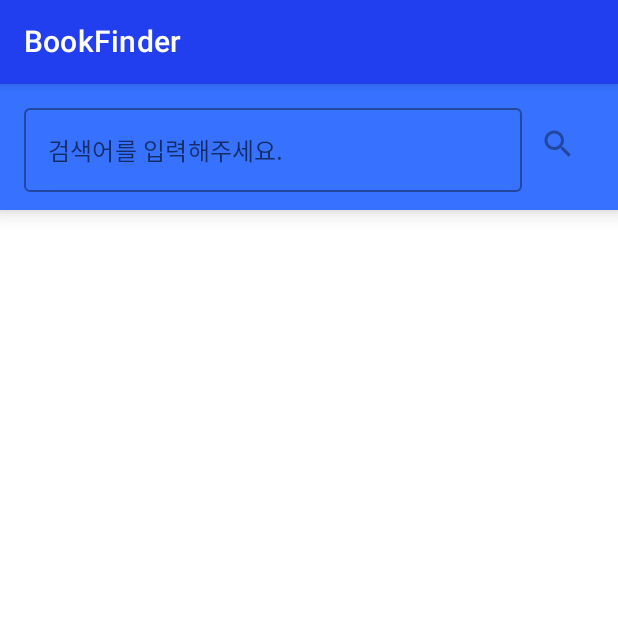
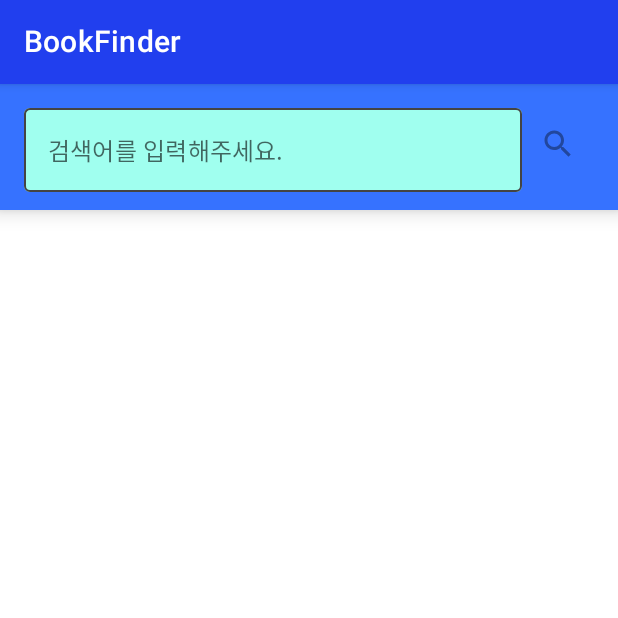
Before and after one commit to dalinaum/BookFinder, an Android app built with Jetpack Compose: the screen it shows after launch (MainActivity), on a phone screen of 412 x 824 dp, the top half of it. Run offline under Robolectric (Android 15) with nearby library versions, the phone set to English and light mode, and no system bars; our stand-ins replace Dagger/Hilt's generated code; pictures from the network do not load.

Commit message:
엔터 키 처리를 하게 하고 색상을 변경

```diff
--- a/app/src/main/java/io/github/dalinaum/bookfinder/screen/composable/SearchField.kt
+++ b/app/src/main/java/io/github/dalinaum/bookfinder/screen/composable/SearchField.kt
@@ -1,5 +1,6 @@
 package io.github.dalinaum.bookfinder.screen.composable
 
+import android.view.KeyEvent
 import androidx.compose.foundation.background
 import androidx.compose.foundation.layout.Row
 import androidx.compose.foundation.layout.padding
@@ -8,13 +9,17 @@ import androidx.compose.material.IconButton
 import androidx.compose.material.OutlinedTextField
 import androidx.compose.material.Surface
 import androidx.compose.material.Text
+import androidx.compose.material.TextFieldDefaults
 import androidx.compose.material.icons.Icons
 import androidx.compose.material.icons.outlined.Search
 import androidx.compose.runtime.Composable
 import androidx.compose.ui.Alignment
 import androidx.compose.ui.Modifier
+import androidx.compose.ui.graphics.Color
+import androidx.compose.ui.input.key.onKeyEvent
 import androidx.compose.ui.unit.dp
 import io.github.dalinaum.bookfinder.ui.theme.WColorLight
+import io.github.dalinaum.bookfinder.ui.theme.WColorLight3
 
 @Composable
 fun SearchField(
@@ -35,13 +40,28 @@ fun SearchField(
                 onValueChange = onQueryChanged,
                 modifier = Modifier
                     .align(Alignment.CenterVertically)
-                    .weight(1f),
+                    .weight(1f)
+                    .onKeyEvent {
+                        if (it.nativeKeyEvent.keyCode == KeyEvent.KEYCODE_ENTER) {
+                            onSearchButtonClicked()
+                            true
+                        } else {
+                            false
+                        }
+                    },
+
                 label = {
                     Text(
                         text = "검색어를 입력해주세요."
                     )
                 },
-                singleLine = true
+                singleLine = true,
+                colors = TextFieldDefaults.textFieldColors(
+                    backgroundColor = WColorLight3,
+                    focusedIndicatorColor = Color.LightGray,
+                    unfocusedIndicatorColor = Color.DarkGray,
+                    cursorColor = Color.Black
+                )
             )
             IconButton(
                 onClick = onSearchButtonClicked,
--- a/app/src/main/java/io/github/dalinaum/bookfinder/ui/theme/Color.kt
+++ b/app/src/main/java/io/github/dalinaum/bookfinder/ui/theme/Color.kt
@@ -7,3 +7,5 @@ val Purple700 = Color(0xFF3700B3)
 val Teal200 = Color(0xFF03DAC5)
 val WColor = Color(0xFF213FEE)
 val WColorLight = Color(0xFF3672FF)
+val WColorLight2 = Color(0xFF28DDAF)
+val WColorLight3 = Color(0xFFA0FFEF)
```
